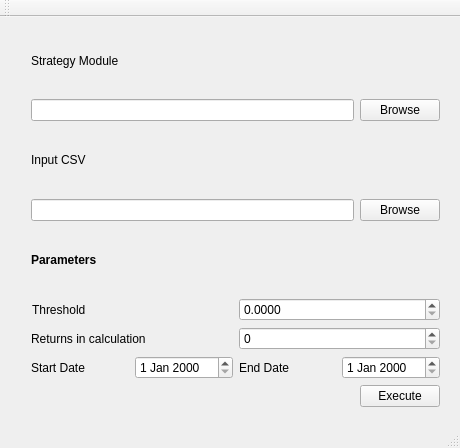
mobeigi/Algorithmic-Trading, file GUI1-IanAntheny/mainwindow.ui: the form before one commit.
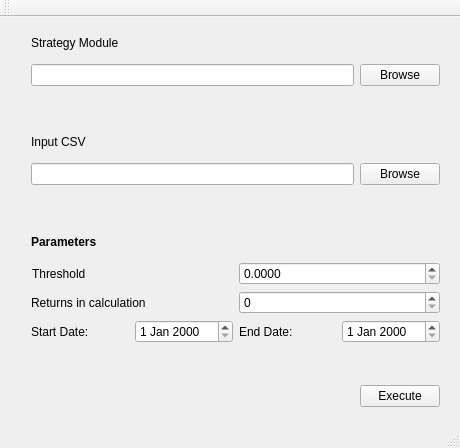
The form after the commit.

Commit message: added text labels for strategy,input, date

```diff
--- a/GUI1-IanAntheny/mainwindow.ui
+++ b/GUI1-IanAntheny/mainwindow.ui
@@ -54,6 +54,13 @@
        </item>
       </layout>
      </item>
+     <item>
+      <widget class="QLabel" name="strategyModule_label">
+       <property name="text">
+        <string/>
+       </property>
+      </widget>
+     </item>
      <item>
       <widget class="QLabel" name="inpu_csv_label">
        <property name="text">
@@ -75,6 +82,13 @@
        </item>
       </layout>
      </item>
+     <item>
+      <widget class="QLabel" name="inputcsv_valid">
+       <property name="text">
+        <string/>
+       </property>
+      </widget>
+     </item>
      <item>
       <widget class="QLabel" name="label">
        <property name="font">
@@ -128,7 +142,7 @@
        <item>
         <widget class="QLabel" name="start_date_label">
          <property name="text">
-          <string>Start Date</string>
+          <string>Start Date:</string>
          </property>
         </widget>
        </item>
@@ -138,7 +152,7 @@
        <item>
         <widget class="QLabel" name="end_date_label">
          <property name="text">
-          <string>End Date</string>
+          <string>End Date:</string>
          </property>
         </widget>
        </item>
@@ -147,6 +161,13 @@
        </item>
       </layout>
      </item>
+     <item>
+      <widget class="QLabel" name="date_valid">
+       <property name="text">
+        <string/>
+       </property>
+      </widget>
+     </item>
      <item>
       <layout class="QGridLayout" name="executeLayout">
        <property name="spacing">
@@ -160,6 +181,12 @@
            <verstretch>0</verstretch>
           </sizepolicy>
          </property>
+         <property name="minimumSize">
+          <size>
+           <width>300</width>
+           <height>0</height>
+          </size>
+         </property>
          <property name="text">
           <string/>
          </property>
```
Left out of the diff: 5 changed lines with no effect on the pictures.
